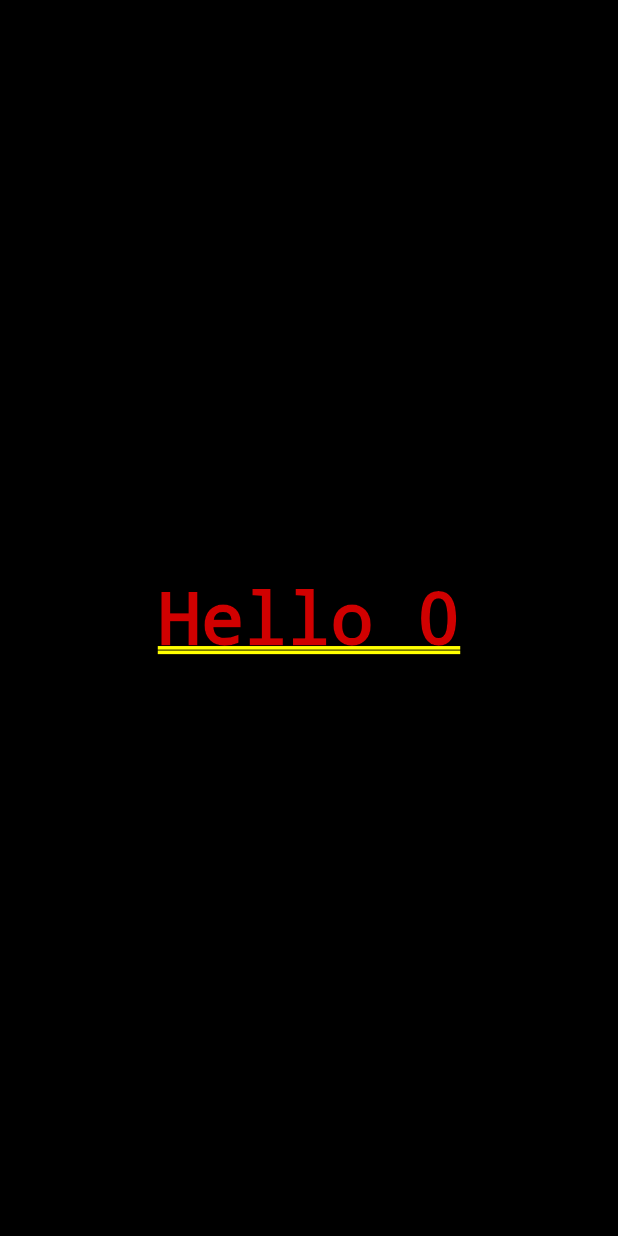
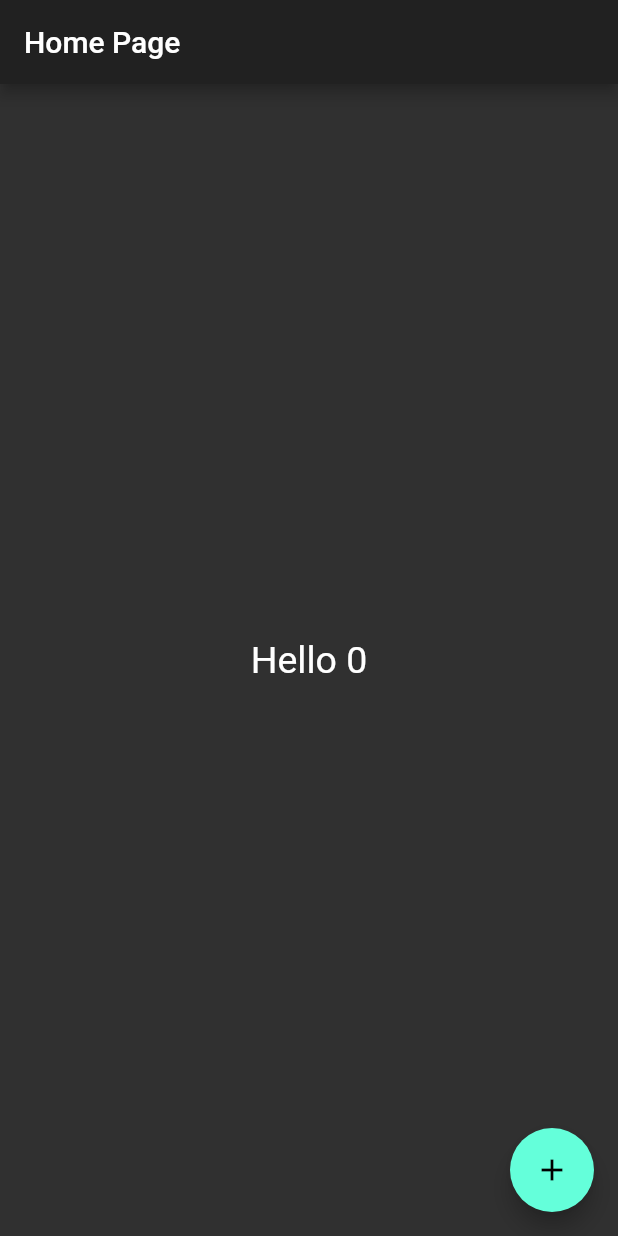
Before and after one commit to henrique945/app.flutter.study, a Flutter app: the screen it shows after launch, on a phone screen of 412 x 824 dp. Run offline on Flutter 3.47's test engine with Material 2 defaults, Android fonts, the phone set to English and light mode, and no system bars.

Commit message:
update(home_page): add Scaffold

```diff
--- a/lib/home_page.dart
+++ b/lib/home_page.dart
@@ -14,17 +14,30 @@ class HomePageState extends State<HomePage> {
 
   @override
   Widget build(BuildContext context) {
-    return Container(
-      color: Colors.black,
-      child: Center(
+    return Scaffold(
+      appBar: AppBar(
+        title: Text('Home Page'),
+      ),
+      body: Center(
           child: GestureDetector(
-        child: Text('Hello $counter'),
+        child: Text(
+          'Hello $counter',
+          style: TextStyle(fontSize: 25),
+        ),
         onTap: () {
           setState(() {
             counter++;
           });
         },
       )),
+      floatingActionButton: FloatingActionButton(
+        child: Icon(Icons.add),
+        onPressed: () {
+          setState(() {
+            counter++;
+          });
+        },
+      ),
     );
   }
 }
```
